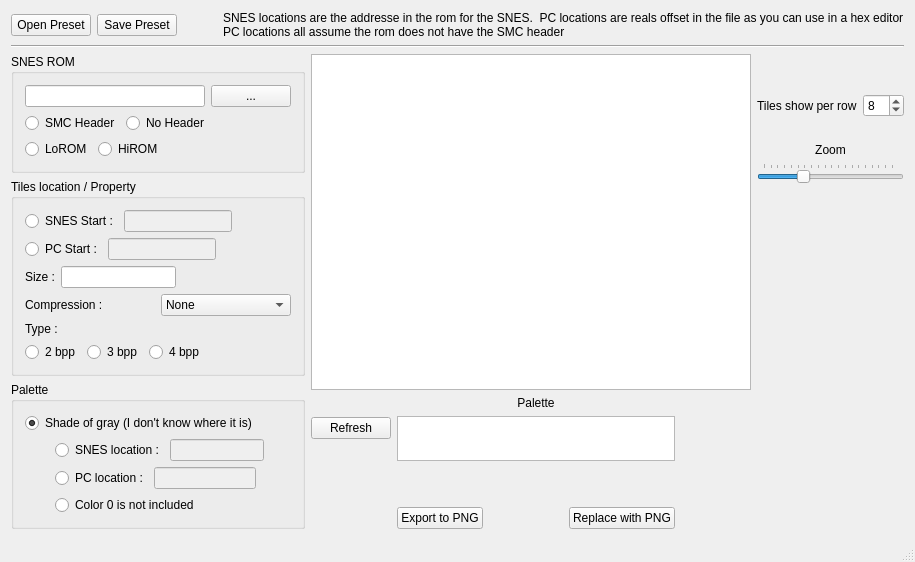
This is mainui.ui in Skarsnik/SNESTilesKitten as Qt 5 draws it before an edit. The edited form follows.
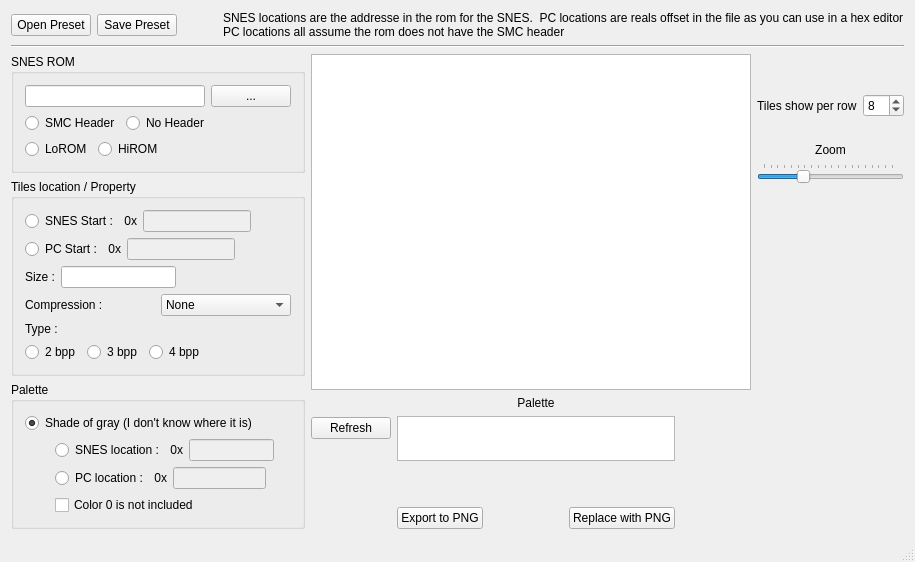
This is the edited form.

What changed in the file:
```diff
--- a/mainui.ui
+++ b/mainui.ui
@@ -189,6 +189,16 @@
                </attribute>
               </widget>
              </item>
+             <item>
+              <widget class="QLabel" name="label">
+               <property name="text">
+                <string>0x</string>
+               </property>
+               <property name="alignment">
+                <set>Qt::AlignRight|Qt::AlignTrailing|Qt::AlignVCenter</set>
+               </property>
+              </widget>
+             </item>
              <item>
               <widget class="QLineEdit" name="snesAddrLineEdit">
                <property name="enabled">
@@ -223,11 +233,42 @@
                </attribute>
               </widget>
              </item>
+             <item>
+              <widget class="QLabel" name="label_6">
+               <property name="text">
+                <string>0x</string>
+               </property>
+               <property name="alignment">
+                <set>Qt::AlignRight|Qt::AlignTrailing|Qt::AlignVCenter</set>
+               </property>
+              </widget>
+             </item>
              <item>
               <widget class="QLineEdit" name="pcAddrLineEdit">
                <property name="enabled">
                 <bool>false</bool>
                </property>
+               <property name="sizePolicy">
+                <sizepolicy hsizetype="Preferred" vsizetype="Preferred">
+                 <horstretch>0</horstretch>
+                 <verstretch>0</verstretch>
+                </sizepolicy>
+               </property>
+               <property name="minimumSize">
+                <size>
+                 <width>0</width>
+                 <height>0</height>
+                </size>
+               </property>
+               <property name="baseSize">
+                <size>
+                 <width>40</width>
+                 <height>0</height>
+                </size>
+               </property>
+               <property name="maxLength">
+                <number>8</number>
+               </property>
               </widget>
              </item>
              <item>
@@ -404,6 +445,16 @@
                  </attribute>
                 </widget>
                </item>
+               <item>
+                <widget class="QLabel" name="label_10">
+                 <property name="text">
+                  <string>0x</string>
+                 </property>
+                 <property name="alignment">
+                  <set>Qt::AlignRight|Qt::AlignTrailing|Qt::AlignVCenter</set>
+                 </property>
+                </widget>
+               </item>
                <item>
                 <widget class="QLineEdit" name="paletteSNESLocationLineEdit">
                  <property name="enabled">
@@ -454,6 +505,16 @@
                  </attribute>
                 </widget>
                </item>
+               <item>
+                <widget class="QLabel" name="label_11">
+                 <property name="text">
+                  <string>0x</string>
+                 </property>
+                 <property name="alignment">
+                  <set>Qt::AlignRight|Qt::AlignTrailing|Qt::AlignVCenter</set>
+                 </property>
+                </widget>
+               </item>
                <item>
                 <widget class="QLineEdit" name="palettePCLocationLineEdit">
                  <property name="enabled">
@@ -495,7 +556,7 @@
                 </spacer>
                </item>
                <item>
-                <widget class="QRadioButton" name="paletteNoZeroColorRadioButton">
+                <widget class="QCheckBox" name="paletteNoZeroColorCheckBox">
                  <property name="text">
                   <string>Color 0 is not included</string>
                  </property>
```
Left out of the diff: 15 changed lines with no effect on the pictures.
